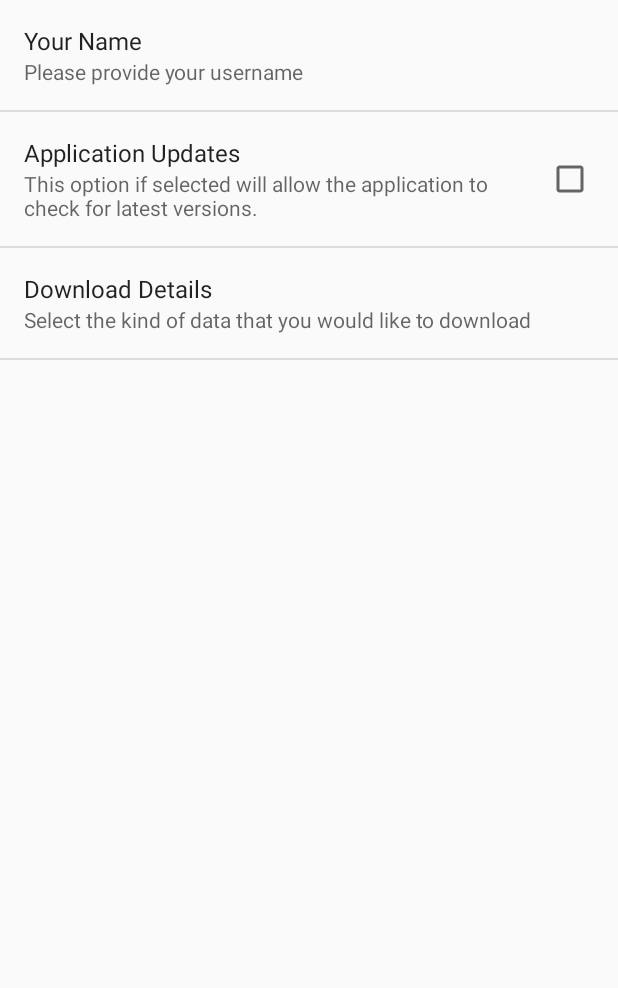
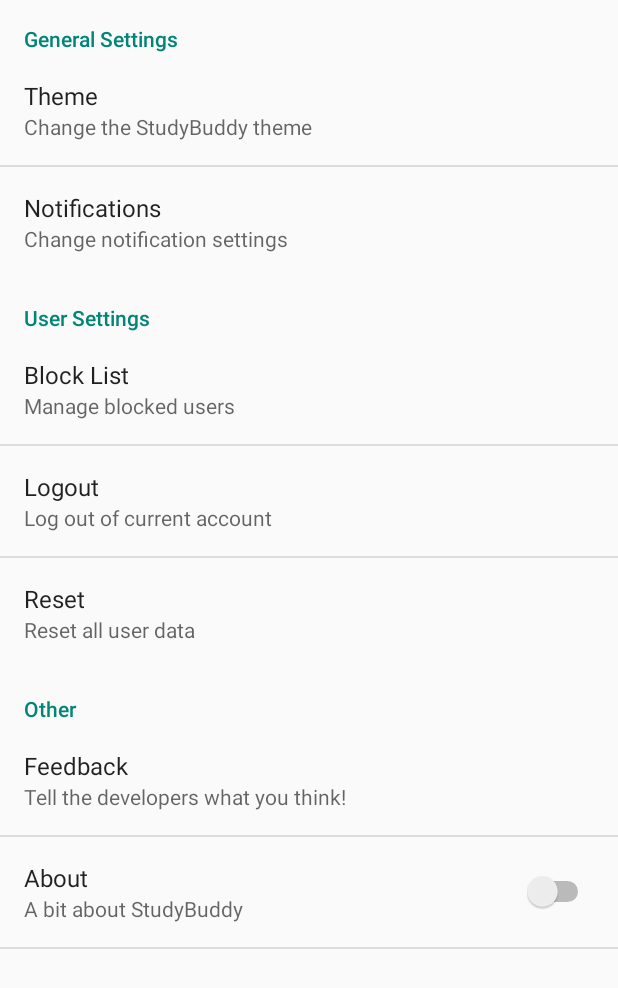
Before and after one commit to MonoAlpaca/StudyBuddy, an Android app: the Settings screen opened directly, with no data from a screen before it, on a phone screen of 412 x 824 dp. Shown: the top 988 px of the screen. Run offline under Robolectric (Android 15) with nearby library versions, the phone set to English and light mode, and no system bars.

Commit message:
added some functionality to settings

```diff
--- a/Client/StudyBuddy/app/src/main/AndroidManifest.xml
+++ b/Client/StudyBuddy/app/src/main/AndroidManifest.xml
@@ -18,7 +18,7 @@
         </activity>
         <activity
             android:name=".Settings"
-            android:label="@string/app_name" >
+            android:label="@string/title_section4" >
         </activity>
 
     </application>
--- a/Client/StudyBuddy/app/src/main/java/com/team18/studybuddy/studybuddy/MainActivity.java
+++ b/Client/StudyBuddy/app/src/main/java/com/team18/studybuddy/studybuddy/MainActivity.java
@@ -98,9 +98,6 @@
             case 7:
                 mTitle = getString(R.string.title_section7);
                 break;
-
-
-
         }
     }
 
--- a/Client/StudyBuddy/app/src/main/res/layout/fragment_main.xml
+++ b/Client/StudyBuddy/app/src/main/res/layout/fragment_main.xml
@@ -7,10 +7,20 @@
     tools:context=".MainActivity$PlaceholderFragment">
 
     <Button
-        android:layout_width="50dp"
+        android:layout_width="100dp"
         android:text="@string/button_test"
-        android:layout_height="50dp" />
+        android:layout_height="50dp"
+        android:id="@+id/button" />
     <TextView android:id="@+id/section_label" android:layout_width="wrap_content"
         android:layout_height="wrap_content" />
 
+    <EditText
+        android:layout_width="wrap_content"
+        android:layout_height="wrap_content"
+        android:id="@+id/editText"
+        android:text="This app is amazing :D"
+        android:layout_below="@+id/button"
+        android:layout_alignParentLeft="true"
+        android:layout_alignParentStart="true" />
+
 </RelativeLayout>
--- a/Client/StudyBuddy/app/src/main/res/values/strings.xml
+++ b/Client/StudyBuddy/app/src/main/res/values/strings.xml
@@ -17,12 +17,25 @@
     <string name="action_example">Example action</string>
 
     <string name="action_settings">Settings</string>
-    <string-array name="listArray">
-        <item>Headings</item>
-        <item>Headings and Details</item>
-        <item>All Data</item>
+    <string-array name="colorArray">
+        <item>Default</item>
+        <item>Purdue Gold</item>
+        <item>Purdue Black</item>
+        <item>Black and White</item>
     </string-array>
-    <string-array name="listValues">
+    <string-array name="colorValues">
+        <item>1</item>
+        <item>2</item>
+        <item>3</item>
+        <item>4</item>
+    </string-array>
+
+    <string-array name="notificationArray">
+        <item>Allow Notifications from Courses</item>
+        <item>Allow Notifications from Chat</item>
+        <item>Allow Notifications in the Taskbar</item>
+    </string-array>
+    <string-array name="notificationValues">
         <item>1</item>
         <item>2</item>
         <item>3</item>
--- a/Client/StudyBuddy/app/src/main/res/xml/fragment_settings.xml
+++ b/Client/StudyBuddy/app/src/main/res/xml/fragment_settings.xml
@@ -1,16 +1,58 @@
 <?xml version="1.0" encoding="utf-8"?>
-<PreferenceScreen xmlns:android="http://schemas.android.com/apk/res/android">
-    <EditTextPreference android:title="Your Name"
-        android:key="username"
-        android:summary="Please provide your username"></EditTextPreference>
-    <CheckBoxPreference android:title="Application Updates"
-        android:defaultValue="false"
-        android:summary="This option if selected will allow the application to check for latest versions."
-        android:key="applicationUpdates" />
-    <ListPreference     android:title="Download Details"
-        android:summary="Select the kind of data that you would like to download"
-        android:key="downloadType"
-        android:defaultValue="1"
-        android:entries="@array/listArray"
-        android:entryValues="@array/listValues" />
+<PreferenceScreen xmlns:tools="http://schemas.android.com/tools"
+    xmlns:android="http://schemas.android.com/apk/res/android"
+    tools:context=".Settings">
+    <PreferenceCategory
+        android:title="General Settings"
+        android:key="genSettings">
+        <ListPreference
+            android:title="Theme"
+            android:summary="Change the StudyBuddy theme"
+            android:key="theme"
+            android:defaultValue="1"
+            android:entries="@array/colorArray"
+            android:entryValues="@array/colorValues" />
+
+        <MultiSelectListPreference
+            android:key="notifications"
+            android:title="Notifications"
+            android:summary="Change notification settings"
+            android:entries="@array/notificationArray"
+            android:entryValues="@array/notificationValues"/>
+    </PreferenceCategory>
+
+
+    <PreferenceCategory
+        android:title="User Settings"
+        android:key="settingsUser">
+        <!-- TODO: is there a way to import block list into a multiselectlistpreference?-->
+        <MultiSelectListPreference
+            android:title="Block List"
+            android:summary="Manage blocked users"
+            android:entries="@array/colorArray"
+            android:entryValues="@array/colorValues"/>
+
+        <Preference
+            android:title="Logout"
+            android:summary="Log out of current account"
+            android:key="settingsLogout"/>
+
+        <Preference
+            android:title="Reset"
+            android:key="settingsReset"
+            android:summary="Reset all user data"/>
+    </PreferenceCategory>
+
+
+    <PreferenceCategory
+        android:title="Other"
+        android:key="settingsOther">
+        <EditTextPreference
+            android:title="Feedback"
+            android:summary="Tell the developers what you think!"/>
+
+        <SwitchPreference
+            android:title="About"
+            android:summary="A bit about StudyBuddy"/>
+    </PreferenceCategory>
 </PreferenceScreen>
```
